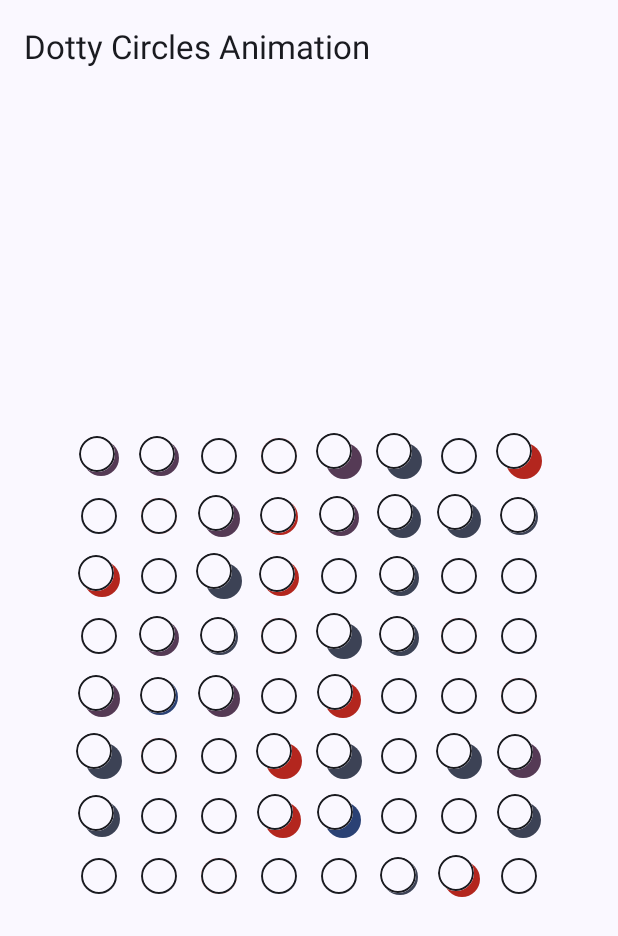
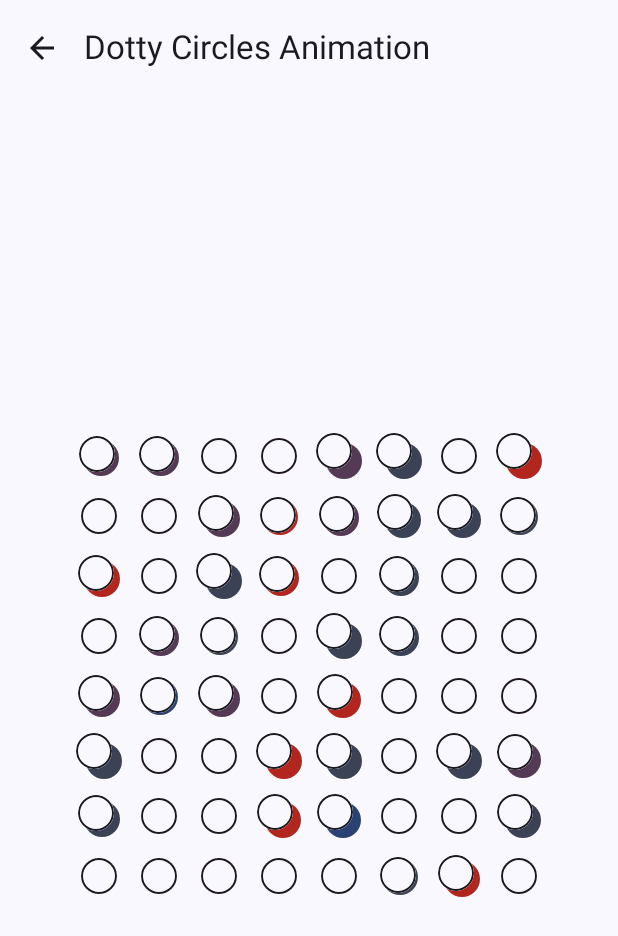
Before and after one commit to kinnerapriyap/the-android-undertaker, an Android app built with Jetpack Compose: the composable DottyCirclesAnimationScreen shown on its own in the app's theme, on a phone screen of 412 x 824 dp. Shown: the top 936 px of the screen. Run offline under Robolectric (Android 15) with nearby library versions, the phone set to English and light mode, and no system bars; libraries missing offline, so code that uses them is left out: com.roudikk.guia; 3 statements that could not run were skipped.

Commit message:
Add back nav icon to screen

```diff
--- a/app/src/main/java/com/kinnerapriyap/undertaker/ui/composables/DottyCirclesAnimationScreen.kt
+++ b/app/src/main/java/com/kinnerapriyap/undertaker/ui/composables/DottyCirclesAnimationScreen.kt
@@ -23,6 +23,8 @@ import androidx.compose.foundation.layout.size
 import androidx.compose.foundation.layout.width
 import androidx.compose.foundation.shape.CircleShape
 import androidx.compose.material3.ExperimentalMaterial3Api
+import androidx.compose.material3.Icon
+import androidx.compose.material3.IconButton
 import androidx.compose.material3.MaterialTheme
 import androidx.compose.material3.Scaffold
 import androidx.compose.material3.Text
@@ -34,11 +36,14 @@ import androidx.compose.ui.Modifier
 import androidx.compose.ui.draw.clip
 import androidx.compose.ui.graphics.Color
 import androidx.compose.ui.platform.LocalDensity
+import androidx.compose.ui.res.painterResource
 import androidx.compose.ui.res.stringResource
 import androidx.compose.ui.unit.Dp
 import androidx.compose.ui.unit.IntOffset
 import androidx.compose.ui.unit.dp
 import com.kinnerapriyap.undertaker.R
+import com.roudikk.guia.extensions.pop
+import com.roudikk.guia.extensions.requireLocalNavigator
 import kotlin.math.roundToInt
 import kotlin.random.Random
 
@@ -47,10 +52,21 @@ import kotlin.random.Random
 fun DottyCirclesAnimationScreen(
     modifier: Modifier = Modifier
 ) {
+    val navigator = requireLocalNavigator()
     Scaffold(
         modifier = modifier.navigationBarsPadding(),
         topBar = {
-            TopAppBar(title = { Text(stringResource(R.string.dotty_circles_animation_title)) })
+            TopAppBar(
+                title = { Text(stringResource(R.string.dotty_circles_animation_title)) },
+                navigationIcon = {
+                    IconButton(onClick = { navigator.pop() }) {
+                        Icon(
+                            painter = painterResource(R.drawable.ic_arrow_back),
+                            contentDescription = stringResource(R.string.arrow_back_content_description)
+                        )
+                    }
+                }
+            )
         }
     ) {
         Box(
--- /dev/null
+++ b/app/src/main/res/drawable/ic_arrow_back.xml
@@ -0,0 +1,5 @@
+<vector android:autoMirrored="true" android:height="24dp"
+    android:tint="#000000" android:viewportHeight="24"
+    android:viewportWidth="24" android:width="24dp" xmlns:android="http://schemas.android.com/apk/res/android">
+    <path android:fillColor="@android:color/white" android:pathData="M20,11H7.83l5.59,-5.59L12,4l-8,8 8,8 1.41,-1.41L7.83,13H20v-2z"/>
+</vector>
--- a/app/src/main/res/values/strings.xml
+++ b/app/src/main/res/values/strings.xml
@@ -1,5 +1,8 @@
 <resources>
     <string name="app_name">The Undertaker</string>
 
+    <!-- Common -->
+    <string name="arrow_back_content_description">Navigate back</string>
+
     <string name="dotty_circles_animation_title">Dotty Circles Animation</string>
 </resources>
```
